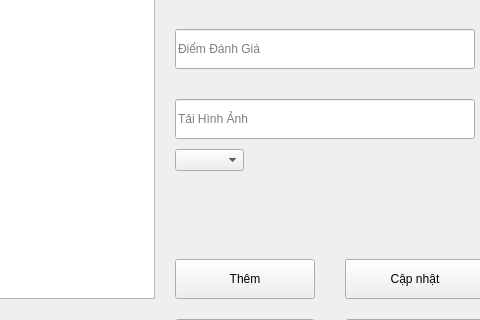
tai679/nextgen-pti, file ui/edit.ui: the form before one commit; both pictures show x 105 to 585 and y 161 to 481 of the 1274 by 635 pixel window.
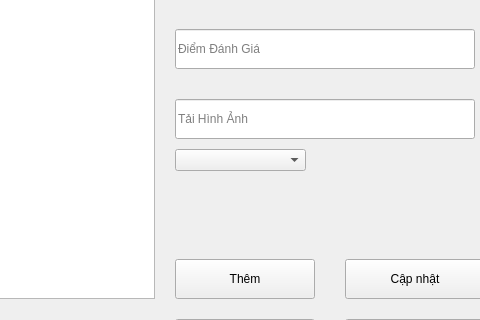
The form after the commit.

What changed in the file:
```diff
--- a/ui/edit.ui
+++ b/ui/edit.ui
@@ -284,7 +284,7 @@
       <rect>
        <x>280</x>
        <y>310</y>
-       <width>69</width>
+       <width>131</width>
        <height>22</height>
       </rect>
      </property>
```
